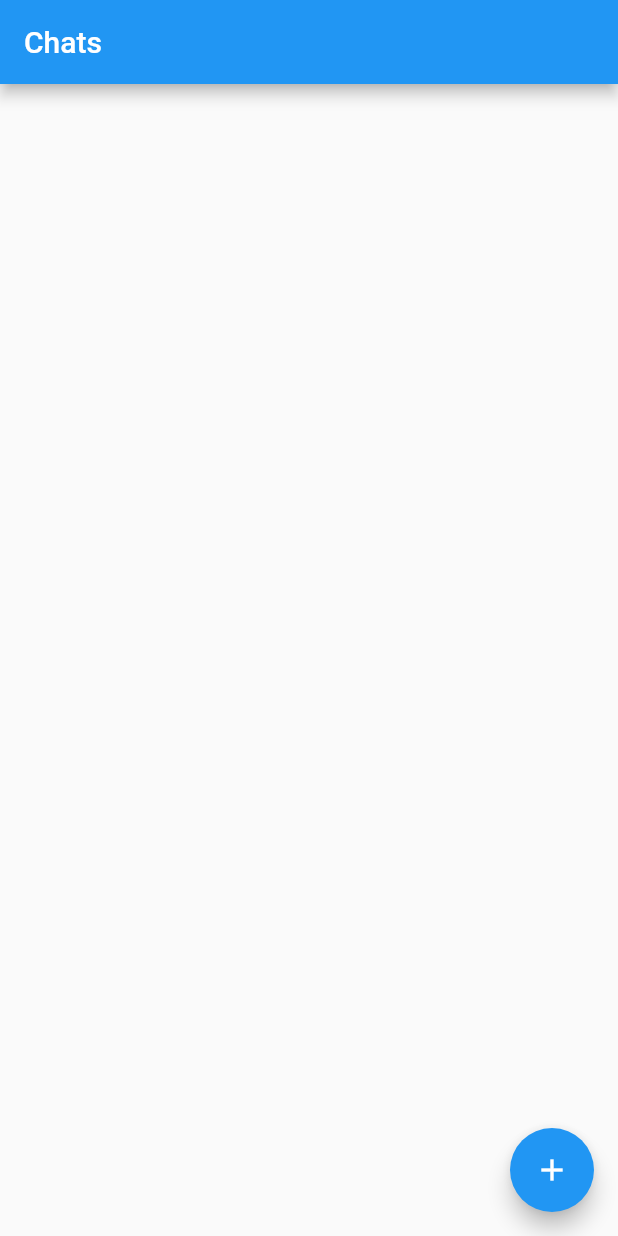
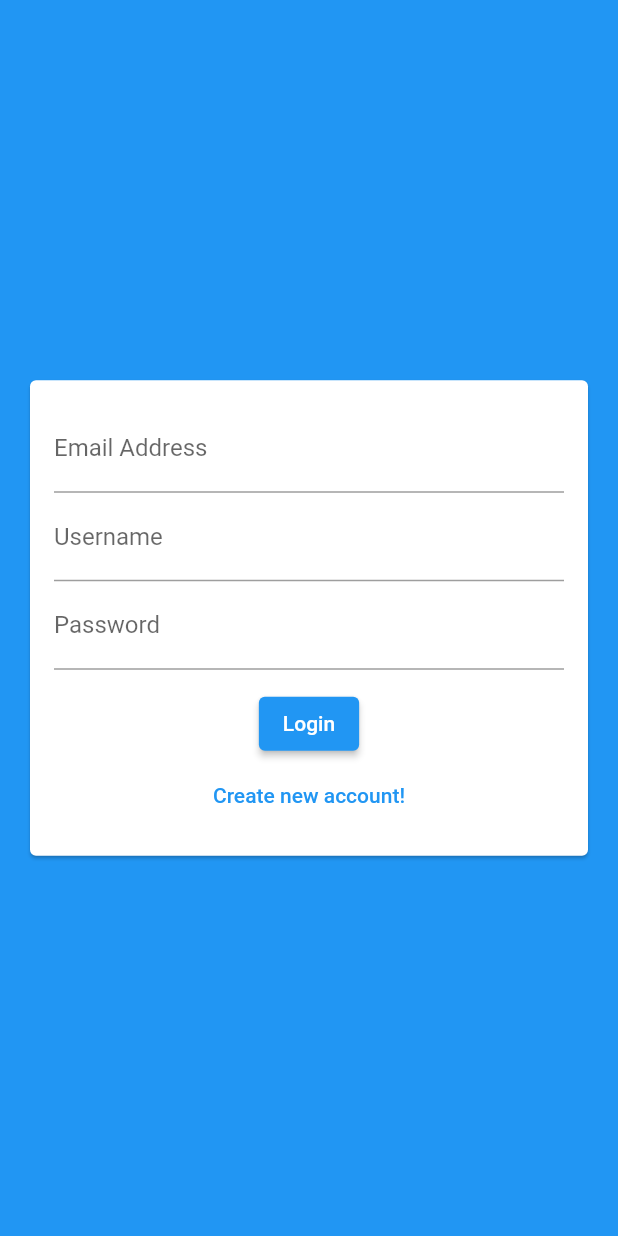
Before and after one commit to UjwalAgrawal/chat_app, a Flutter app: the screen it shows after launch, on a phone screen of 412 x 824 dp. Run offline on Flutter 3.47's test engine with Material 2 defaults, Android fonts, the phone set to English and light mode, and no system bars; our stand-ins replace cloud_firestore, firebase_core; accounts and stored records are empty.

Commit message:
basic auth screen

```diff
--- a/lib/main.dart
+++ b/lib/main.dart
@@ -1,6 +1,7 @@
 import 'package:flutter/material.dart';
 import 'package:firebase_core/firebase_core.dart';
 
+import 'package:chat_app/screens/auth_screen.dart';
 import './screens/chat_screen.dart';
 
 void main() async {
@@ -19,7 +20,7 @@ class MyApp extends StatelessWidget {
         primarySwatch: Colors.blue,
         visualDensity: VisualDensity.adaptivePlatformDensity,
       ),
-      home: ChatScreen(),
+      home: AuthScreen(),
     );
   }
 }
--- a/lib/screens/auth_screen.dart
+++ b/lib/screens/auth_screen.dart
@@ -0,0 +1,18 @@
+import 'package:flutter/material.dart';
+
+import 'package:chat_app/widgets/auth/auth_form.dart';
+
+class AuthScreen extends StatefulWidget {
+  @override
+  _AuthScreenState createState() => _AuthScreenState();
+}
+
+class _AuthScreenState extends State<AuthScreen> {
+  @override
+  Widget build(BuildContext context) {
+    return Scaffold(
+      backgroundColor: Theme.of(context).primaryColor,
+      body: AuthForm(),
+    );
+  }
+}
--- /dev/null
+++ b/lib/widgets/auth/auth_form.dart
@@ -0,0 +1,53 @@
+import 'package:flutter/material.dart';
+
+class AuthForm extends StatefulWidget {
+  @override
+  _AuthFormState createState() => _AuthFormState();
+}
+
+class _AuthFormState extends State<AuthForm> {
+  @override
+  Widget build(BuildContext context) {
+    return Center(
+      child: Card(
+        margin: EdgeInsets.all(20),
+        child: SingleChildScrollView(
+          child: Padding(
+            padding: EdgeInsets.all(16),
+            child: Form(
+                child: Column(
+              mainAxisSize: MainAxisSize.min,
+              children: [
+                TextFormField(
+                  keyboardType: TextInputType.emailAddress,
+                  decoration: InputDecoration(
+                    labelText: "Email Address",
+                  ),
+                ),
+                TextFormField(
+                  decoration: InputDecoration(
+                    labelText: "Username",
+                  ),
+                ),
+                TextFormField(
+                  decoration: InputDecoration(
+                    labelText: "Password",
+                  ),
+                  obscureText: true,
+                ),
+                SizedBox(
+                  height: 12,
+                ),
+                ElevatedButton(
+                  onPressed: () {},
+                  child: Text("Login"),
+                ),
+                TextButton(onPressed: () {}, child: Text("Create new account!"))
+              ],
+            )),
+          ),
+        ),
+      ),
+    );
+  }
+}
```
